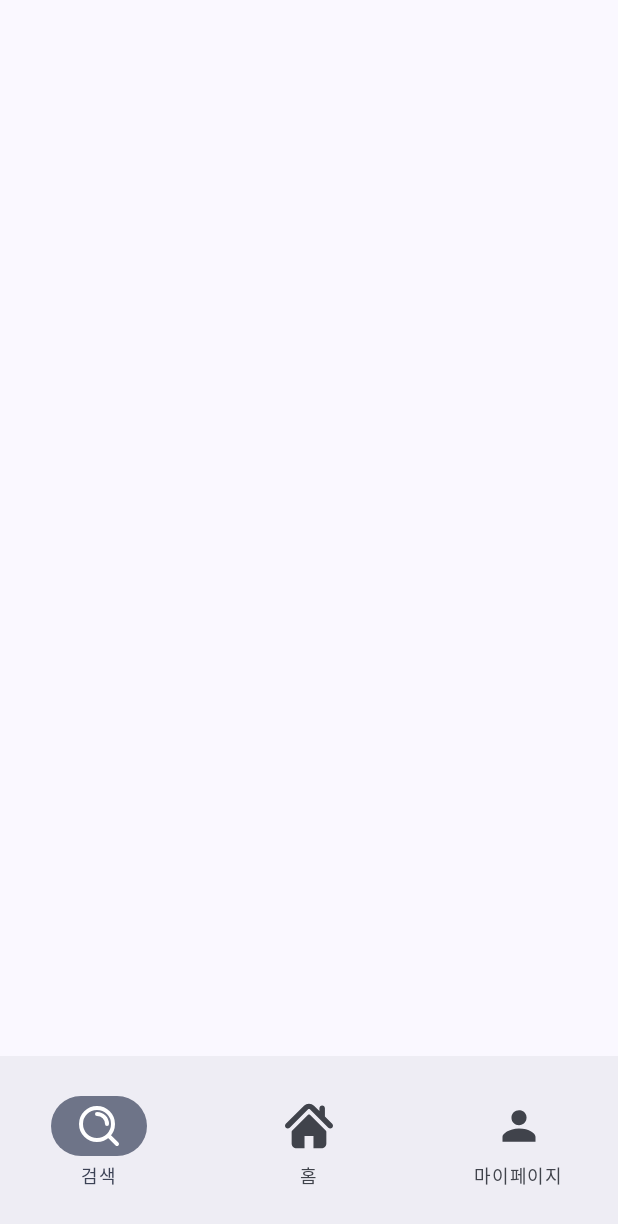
After one commit to NOW-SOPT-ANDROID/junseo-choi, an Android app built with Jetpack Compose: the SearchScreen screen opened through its navigation route, on a phone screen of 412 x 824 dp. The commit adds this screen. Shown: the top 1224 px of the screen. Run offline under Robolectric (Android 15) with nearby library versions, the phone set to English and light mode, and no system bars.

Commit message:
feat: 바텀네비게이션 추가

```diff
--- a/app/build.gradle
+++ b/app/build.gradle
@@ -57,6 +57,7 @@ dependencies {
     implementation 'androidx.compose.ui:ui-tooling-preview'
     implementation 'androidx.compose.material3:material3'
     implementation 'androidx.appcompat:appcompat:1.6.1'
+    implementation 'androidx.compose.material:material:1.6.6'
     testImplementation 'junit:junit:4.13.2'
     androidTestImplementation 'androidx.test.ext:junit:1.1.5'
     androidTestImplementation 'androidx.test.espresso:espresso-core:3.5.1'
--- /dev/null
+++ b/app/src/main/java/com/sopt/now/compose/feature/home/BottomNav.kt
@@ -0,0 +1,57 @@
+package com.sopt.now.compose.feature.home
+
+import androidx.compose.foundation.layout.height
+import androidx.compose.foundation.layout.size
+import androidx.compose.material3.Icon
+import androidx.compose.material3.NavigationBar
+import androidx.compose.material3.NavigationBarItem
+import androidx.compose.material3.Text
+import androidx.compose.runtime.Composable
+import androidx.compose.runtime.getValue
+import androidx.compose.ui.Modifier
+import androidx.compose.ui.res.painterResource
+import androidx.compose.ui.res.stringResource
+import androidx.compose.ui.unit.dp
+import androidx.navigation.NavController
+import androidx.navigation.compose.currentBackStackEntryAsState
+import com.sopt.now.compose.model.BottomNavItem
+
+@Composable
+fun BottomNav(navController: NavController) {
+    val navBackStackEntry by navController.currentBackStackEntryAsState()
+    val currentRoute = navBackStackEntry?.destination?.route
+
+    val items =
+        listOf<BottomNavItem>(
+            BottomNavItem.Search,
+            BottomNavItem.Home,
+            BottomNavItem.MyPage,
+        )
+    NavigationBar(modifier = Modifier.height(120.dp)) {
+        items.forEach { item ->
+            NavigationBarItem(
+                icon = {
+                    Icon(
+                        modifier = Modifier.size(32.dp),
+                        painter = painterResource(item.icon),
+                        contentDescription = "icon",
+                    )
+                },
+                label = { Text(stringResource(id = item.title)) },
+                selected = currentRoute == item.route,
+                onClick = {
+                    val username = if (item.title == BottomNavItem.Search.title) "" else "/prime54"
+                    navController.navigate(item.route + username) {
+                        navController.graph.startDestinationRoute?.let { route ->
+                            popUpTo(route) {
+                                saveState = true
+                            }
+                        }
+                        launchSingleTop = true
+                        restoreState = true
+                    }
+                },
+            )
+        }
+    }
+}
--- a/app/src/main/java/com/sopt/now/compose/feature/main/MainScreen.kt
+++ b/app/src/main/java/com/sopt/now/compose/feature/main/MainScreen.kt
@@ -9,9 +9,13 @@ import androidx.navigation.compose.NavHost
 import androidx.navigation.compose.composable
 import androidx.navigation.navArgument
 import androidx.navigation.navigation
+import com.sopt.now.compose.feature.home.HomeScreen
 import com.sopt.now.compose.feature.myPage.MyPageScreen
+import com.sopt.now.compose.feature.search.SearchScreen
 import com.sopt.now.compose.feature.signIn.SignInScreen
 import com.sopt.now.compose.feature.signUp.SignUpScreen
+import com.sopt.now.compose.model.Graph
+import com.sopt.now.compose.model.Screen
 
 @Composable
 fun MainScreen(navController: NavHostController) {
@@ -54,19 +58,19 @@ fun NavGraphBuilder.mainGraph(navController: NavController) {
         ) {
             MyPageScreen(navController = navController)
         }
-    }
-    navigation(
-        startDestination = Screen.Home.route,
-        route = Graph.Main.route,
-    ) {
         composable(
-            route = Screen.MyPage.route + "/{username}",
+            route = Screen.Home.route + "/{username}",
             arguments =
                 listOf(
                     navArgument("username") { type = NavType.StringType },
                 ),
         ) {
-            MyPageScreen(navController = navController)
+            HomeScreen(navController = navController)
+        }
+        composable(
+            route = Screen.Search.route,
+        ) {
+            SearchScreen(navController = navController)
         }
     }
 }
--- /dev/null
+++ b/app/src/main/java/com/sopt/now/compose/feature/search/SearchScreen.kt
@@ -0,0 +1,18 @@
+package com.sopt.now.compose.feature.search
+
+import androidx.compose.foundation.layout.Box
+import androidx.compose.foundation.layout.padding
+import androidx.compose.material3.Scaffold
+import androidx.compose.runtime.Composable
+import androidx.compose.ui.Modifier
+import androidx.navigation.NavController
+import com.sopt.now.compose.feature.home.BottomNav
+
+@Composable
+fun SearchScreen(navController: NavController) {
+    Scaffold(
+        bottomBar = { BottomNav(navController = navController) },
+    ) { paddingValues ->
+        Box(modifier = Modifier.padding(paddingValues)) {}
+    }
+}
--- a/app/src/main/java/com/sopt/now/compose/feature/signIn/SignInScreen.kt
+++ b/app/src/main/java/com/sopt/now/compose/feature/signIn/SignInScreen.kt
@@ -26,8 +26,8 @@ import androidx.compose.ui.unit.dp
 import androidx.datastore.preferences.core.stringPreferencesKey
 import androidx.navigation.NavController
 import com.sopt.now.compose.R
-import com.sopt.now.compose.feature.main.Screen
 import com.sopt.now.compose.feature.signUp.dataStore
+import com.sopt.now.compose.model.Screen
 import com.sopt.now.compose.model.User
 import com.sopt.now.compose.ui.theme.NOWSOPTAndroidTheme
 import kotlinx.coroutines.flow.first
--- a/app/src/main/java/com/sopt/now/compose/feature/signUp/SignUpScreen.kt
+++ b/app/src/main/java/com/sopt/now/compose/feature/signUp/SignUpScreen.kt
@@ -28,7 +28,7 @@ import androidx.datastore.preferences.core.stringPreferencesKey
 import androidx.datastore.preferences.preferencesDataStore
 import androidx.navigation.NavController
 import com.sopt.now.compose.R
-import com.sopt.now.compose.feature.main.Screen
+import com.sopt.now.compose.model.Screen
 import com.sopt.now.compose.model.User
 import com.sopt.now.compose.ui.theme.NOWSOPTAndroidTheme
 import kotlinx.coroutines.launch
--- /dev/null
+++ b/app/src/main/java/com/sopt/now/compose/model/BottomNavItem.kt
@@ -0,0 +1,27 @@
+package com.sopt.now.compose.model
+
+import com.sopt.now.compose.R
+
+sealed class BottomNavItem(
+    val title: Int,
+    var icon: Int,
+    val route: String,
+) {
+    data object Home : BottomNavItem(
+        title = R.string.main_home,
+        icon = R.drawable.ic_main_home,
+        route = Screen.Home.route,
+    )
+
+    data object MyPage : BottomNavItem(
+        title = R.string.main_my_page,
+        icon = R.drawable.ic_main_my_page,
+        route = Screen.MyPage.route,
+    )
+
+    data object Search : BottomNavItem(
+        title = R.string.main_search,
+        icon = R.drawable.ic_main_search,
+        route = Screen.Search.route,
+    )
+}
--- a/app/src/main/java/com/sopt/now/compose/feature/main/Graph.kt
+++ b/app/src/main/java/com/sopt/now/compose/model/Graph.kt
@@ -1,4 +1,4 @@
-package com.sopt.now.compose.feature.main
+package com.sopt.now.compose.model
 
 sealed class Graph(val route: String) {
     data object Auth : Graph("auth")
--- a/app/src/main/java/com/sopt/now/compose/feature/main/Screen.kt
+++ b/app/src/main/java/com/sopt/now/compose/model/Screen.kt
@@ -1,4 +1,4 @@
-package com.sopt.now.compose.feature.main
+package com.sopt.now.compose.model
 
 sealed class Screen(val route: String) {
     data object SignIn : Screen(route = "signIn")
@@ -8,4 +8,6 @@ sealed class Screen(val route: String) {
     data object Home : Screen(route = "home")
 
     data object MyPage : Screen(route = "myPage")
+
+    data object Search : Screen(route = "search")
 }
--- /dev/null
+++ b/app/src/main/res/drawable/ic_main_home.xml
@@ -0,0 +1,12 @@
+<vector xmlns:android="http://schemas.android.com/apk/res/android"
+    android:width="800dp"
+    android:height="800dp"
+    android:viewportWidth="495.4"
+    android:viewportHeight="495.4">
+  <path
+      android:pathData="M487.08,225.51l-75.08,-75.08V63.7c0,-15.68 -12.71,-28.39 -28.41,-28.39c-15.67,0 -28.38,12.71 -28.38,28.39v29.94L299.31,37.74c-27.64,-27.62 -75.69,-27.58 -103.27,0.05L8.31,225.51c-11.08,11.1 -11.08,29.07 0,40.16c11.09,11.1 29.09,11.1 40.17,0l187.71,-187.73c6.11,-6.08 16.89,-6.08 22.98,-0.02l187.74,187.75c5.57,5.55 12.82,8.31 20.08,8.31c7.27,0 14.54,-2.76 20.09,-8.31C498.17,254.59 498.17,236.62 487.08,225.51z"
+      android:fillColor="#000000"/>
+  <path
+      android:pathData="M257.56,131.84c-5.45,-5.45 -14.28,-5.45 -19.72,0L72.71,296.91c-2.61,2.61 -4.09,6.16 -4.09,9.88v120.4c0,28.25 22.91,51.16 51.16,51.16h81.75v-126.61h92.3v126.61h81.75c28.25,0 51.16,-22.91 51.16,-51.16V306.79c0,-3.71 -1.47,-7.27 -4.09,-9.88L257.56,131.84z"
+      android:fillColor="#000000"/>
+</vector>
--- /dev/null
+++ b/app/src/main/res/drawable/ic_main_my_page.xml
@@ -0,0 +1,9 @@
+<vector xmlns:android="http://schemas.android.com/apk/res/android"
+    android:width="800dp"
+    android:height="800dp"
+    android:viewportWidth="32"
+    android:viewportHeight="32">
+  <path
+      android:pathData="M16,15.503A5.041,5.041 0,1 0,16 5.42a5.041,5.041 0,0 0,0 10.083zM16,17.718c-6.703,0 -11,3.699 -11,5.5v3.363h22v-3.363c0,-2.178 -4.068,-5.5 -11,-5.5z"
+      android:fillColor="#000000"/>
+</vector>
--- /dev/null
+++ b/app/src/main/res/drawable/ic_main_search.xml
@@ -0,0 +1,13 @@
+<vector xmlns:android="http://schemas.android.com/apk/res/android"
+    android:width="800dp"
+    android:height="800dp"
+    android:viewportWidth="24"
+    android:viewportHeight="24">
+  <path
+      android:pathData="M11,6C13.761,6 16,8.239 16,11M16.659,16.655L21,21M19,11C19,15.418 15.418,19 11,19C6.582,19 3,15.418 3,11C3,6.582 6.582,3 11,3C15.418,3 19,6.582 19,11Z"
+      android:strokeLineJoin="round"
+      android:strokeWidth="2"
+      android:fillColor="#00000000"
+      android:strokeColor="#000000"
+      android:strokeLineCap="round"/>
+</vector>
--- a/app/src/main/res/values/strings.xml
+++ b/app/src/main/res/values/strings.xml
@@ -1,7 +1,7 @@
 <resources>
     <string name="app_name">NOW SOPT Android</string>
 
-    <!--  SignUpActivity  -->
+    <!--  SignUpScreen  -->
     <string name="sign_up_title">회원가입</string>
     <string name="username_label">아이디</string>
     <string name="password_label">비밀번호</string>
@@ -14,12 +14,16 @@
     <string name="drink_capacity_error">주량을 입력해주세요.</string>
     <string name="sign_up_success">회원가입에 성공하셨습니다!</string>
 
-    <!--  SignInActivity  -->
+    <!--  SignInScreen  -->
     <string name="sign_in_title">로그인</string>
     <string name="sign_in_button">로그인</string>
     <string name="sign_in_blank_error">정보를 모두 입력해주세요.</string>
     <string name="sign_in_success">로그인에 성공하셨습니다!</string>
     <string name="user_info_not_match">회원 정보가 일치하지 않습니다.</string>
 
+    <!--  BottomNav  -->
+    <string name="main_home">홈</string>
+    <string name="main_search">검색</string>
+    <string name="main_my_page">마이페이지</string>
 
 </resources>
```
Also changed, not shown: app/src/main/java/com/sopt/now/compose/feature/home/HomeScreen.kt (+9 -1 lines), app/src/main/java/com/sopt/now/compose/feature/myPage/MyPageScreen.kt (added, +130 -0 lines), app/src/main/java/com/sopt/now/compose/feature/myPage/myPageScreen.kt (deleted, +0 -114 lines).
